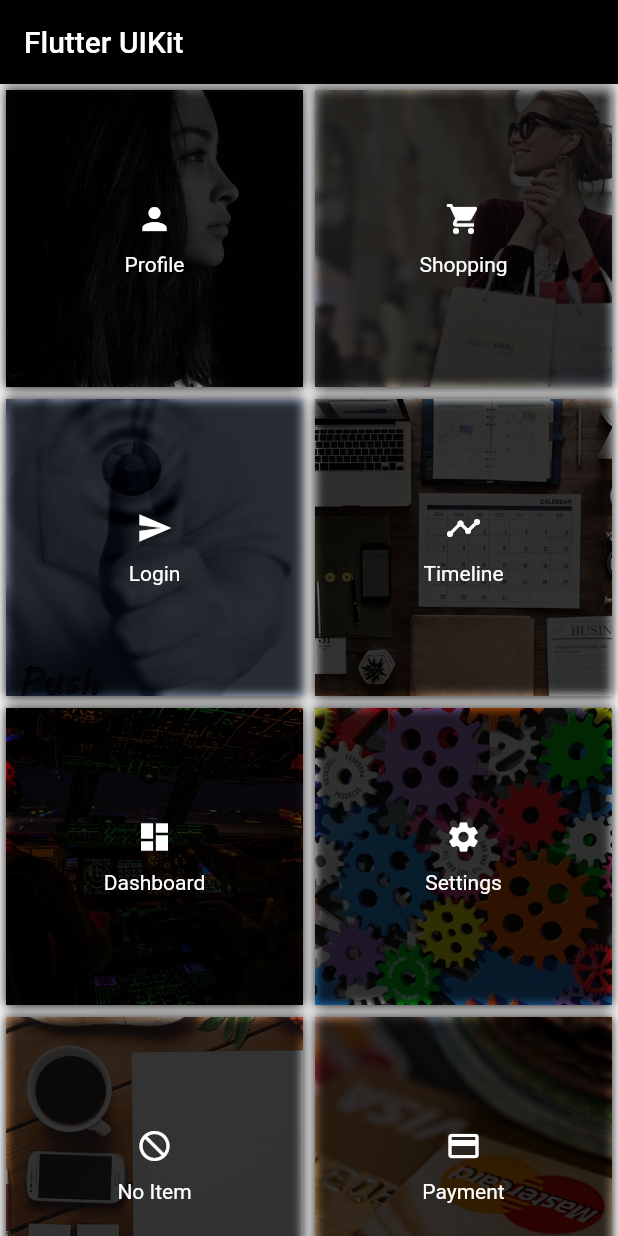
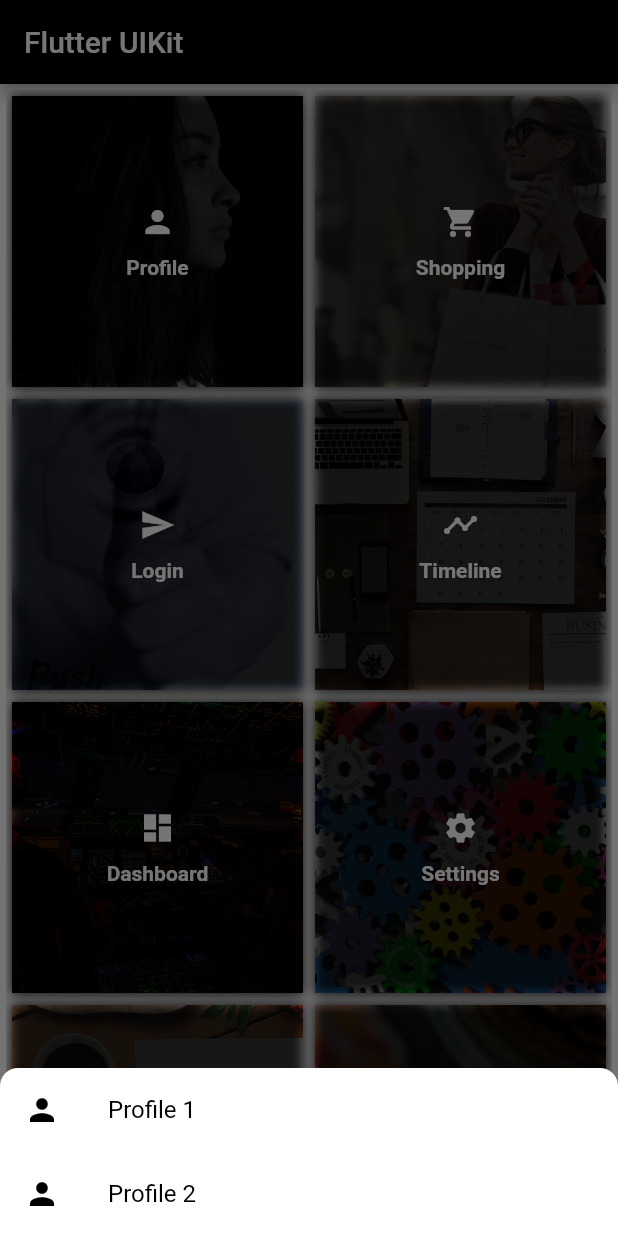
Before and after one commit to briltec/flutter_UI_Kit, a Flutter app: the screen it shows after launch, after a tap on "Profile", on a phone screen of 412 x 824 dp. Run offline on Flutter 3.47's test engine with Material 2 defaults, Android fonts, the phone set to English and light mode, and no system bars.

Commit message:
menu changes

```diff
--- a/lib/logic/bloc/menu_bloc.dart
+++ b/lib/logic/bloc/menu_bloc.dart
@@ -1,6 +1,7 @@
 import 'dart:async';
 
 import 'package:flutter_uikit/logic/viewmodel/menu_view_model.dart';
+import 'package:flutter_uikit/model/menu.dart';
 
 class MenuBloc {
   final _menuVM = MenuViewModel();
--- a/lib/logic/viewmodel/menu_view_model.dart
+++ b/lib/logic/viewmodel/menu_view_model.dart
@@ -1,13 +1,6 @@
 import 'package:flutter/material.dart';
+import 'package:flutter_uikit/model/menu.dart';
 import 'package:flutter_uikit/utils/uidata.dart';
-
-class Menu {
-  String title;
-  IconData icon;
-  String image;
-
-  Menu({this.title, this.icon, this.image});
-}
 
 class MenuViewModel {
   List<Menu> menuItems;
@@ -15,26 +8,47 @@ class MenuViewModel {
   MenuViewModel({this.menuItems});
 
   getMenuItems() {
-   return menuItems = <Menu>[
-      Menu(title: "Profile", icon: Icons.person, image: UIData.profileImage),
+    return menuItems = <Menu>[
+      Menu(
+          title: "Profile",
+          icon: Icons.person,
+          image: UIData.profileImage,
+          items: ["Profile 1", "Profile 2"]),
       Menu(
           title: "Shopping",
           icon: Icons.shopping_cart,
-          image: UIData.shoppingImage),
-      Menu(title: "Login", icon: Icons.send, image: UIData.loginImage),
+          image: UIData.shoppingImage,
+          items: ["Shopping 1", "Shopping 2"]),
       Menu(
-          title: "Timeline", icon: Icons.timeline, image: UIData.timelineImage),
+          title: "Login",
+          icon: Icons.send,
+          image: UIData.loginImage,
+          items: ["Login 1", "Login 2"]),
+      Menu(
+          title: "Timeline",
+          icon: Icons.timeline,
+          image: UIData.timelineImage,
+          items: ["Timeline 1, Timeline 2"]),
       Menu(
           title: "Dashboard",
           icon: Icons.dashboard,
-          image: UIData.dashboardImage),
+          image: UIData.dashboardImage,
+          items: ["Dashboard 1", "Dashboard 2"]),
       Menu(
-          title: "Settings", icon: Icons.settings, image: UIData.settingsImage),
+          title: "Settings",
+          icon: Icons.settings,
+          image: UIData.settingsImage,
+          items: ["Settings 1", "Settings 2"]),
       Menu(
           title: "No Item",
           icon: Icons.not_interested,
-          image: UIData.blankImage),
-      Menu(title: "Payment", icon: Icons.payment, image: UIData.paymentImage),
+          image: UIData.blankImage,
+          items: ["No Item 1", "No Item 2"]),
+      Menu(
+          title: "Payment",
+          icon: Icons.payment,
+          image: UIData.paymentImage,
+          items: ["Payment 1", "Payment 2"]),
     ];
   }
 }
--- /dev/null
+++ b/lib/model/menu.dart
@@ -0,0 +1,10 @@
+import 'package:flutter/material.dart';
+
+class Menu {
+  String title;
+  IconData icon;
+  String image;
+  List<String> items;
+
+  Menu({this.title, this.icon, this.image, this.items});
+}
--- a/lib/ui/page/home_page.dart
+++ b/lib/ui/page/home_page.dart
@@ -1,12 +1,13 @@
 import 'package:flutter/material.dart';
 import 'package:flutter_uikit/logic/bloc/menu_bloc.dart';
-import 'package:flutter_uikit/logic/viewmodel/menu_view_model.dart';
+import 'package:flutter_uikit/model/menu.dart';
 import 'package:flutter_uikit/utils/uidata.dart';
 
 class HomePage extends StatelessWidget {
+  final _scaffoldState = GlobalKey<ScaffoldState>();
   //menuStack
-  Widget menuStack(Menu menu) => InkWell(
-        onTap: () {},
+  Widget menuStack(BuildContext context, Menu menu) => InkWell(
+        onTap: () => _showModalBottomSheet(context, menu),
         splashColor: Colors.orange,
         child: Card(
           elevation: 5.0,
@@ -53,7 +54,7 @@ class HomePage extends StatelessWidget {
           ),
           Text(
             menu.title,
-            style: TextStyle(color: Colors.white),
+            style: TextStyle(color: Colors.white, fontWeight: FontWeight.bold),
           )
         ],
       );
@@ -63,11 +64,15 @@ class HomePage extends StatelessWidget {
     return StreamBuilder<List<Menu>>(
       stream: menuBloc.menuItems,
       builder: (context, snapshot) => snapshot.hasData
-          ? GridView.count(
+          ? Padding(
+              padding: const EdgeInsets.all(4.0),
+              child: GridView.count(
                 crossAxisCount: 2,
                 childAspectRatio: 1.0,
-              children:
-                  snapshot.data.map((Menu menu) => menuStack(menu)).toList(),
+                children: snapshot.data
+                    .map((Menu menu) => menuStack(context, menu))
+                    .toList(),
+              ),
             )
           : Center(
               child: CircularProgressIndicator(),
@@ -75,15 +80,47 @@ class HomePage extends StatelessWidget {
     );
   }
 
-  Widget homeScaffold() => Scaffold(
+  Widget homeScaffold(BuildContext context) => Theme(
+        data: Theme.of(context).copyWith(
+              canvasColor: Colors.transparent,
+            ),
+        child: Scaffold(
+            key: _scaffoldState,
             appBar: AppBar(
               title: Text(UIData.appName),
               backgroundColor: Colors.black,
             ),
-      body: bodyList());
+            body: bodyList()),
+      );
+
+  void _showModalBottomSheet(BuildContext context, Menu menu) {
+    showModalBottomSheet(
+        context: context,
+        builder: (context) => Material(
+              color: Colors.white,
+              shape: RoundedRectangleBorder(
+                  borderRadius: new BorderRadius.only(
+                      topLeft: new Radius.circular(12.0),
+                      topRight: new Radius.circular(12.0))),
+              child: ListView.builder(
+                shrinkWrap: true,
+                itemCount: menu.items.length,
+                itemBuilder: (context, i) => new ListTile(
+                      leading: Icon(
+                        menu.icon,
+                        color: Colors.black,
+                      ),
+                      title: Text(
+                        menu.items[i],
+                        style: TextStyle(color: Colors.black),
+                      ),
+                    ),
+              ),
+            ));
+  }
 
   @override
   Widget build(BuildContext context) {
-    return homeScaffold();
+    return homeScaffold(context);
   }
 }
```
Lines whose indentation alone changed are shown as unchanged.
